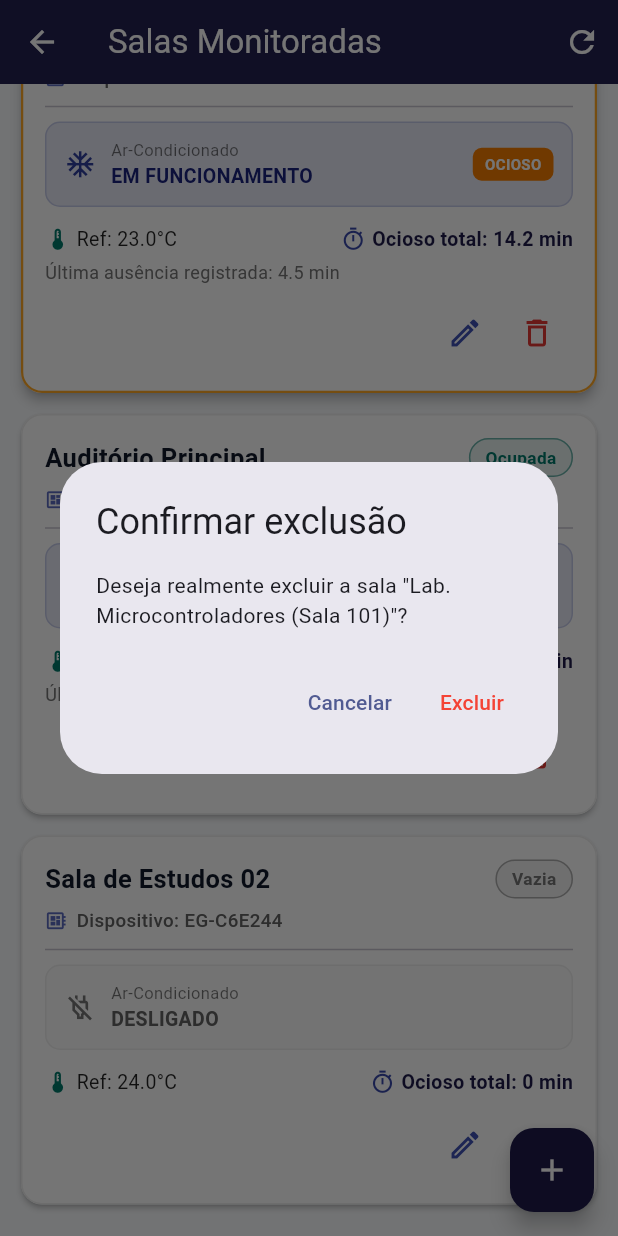
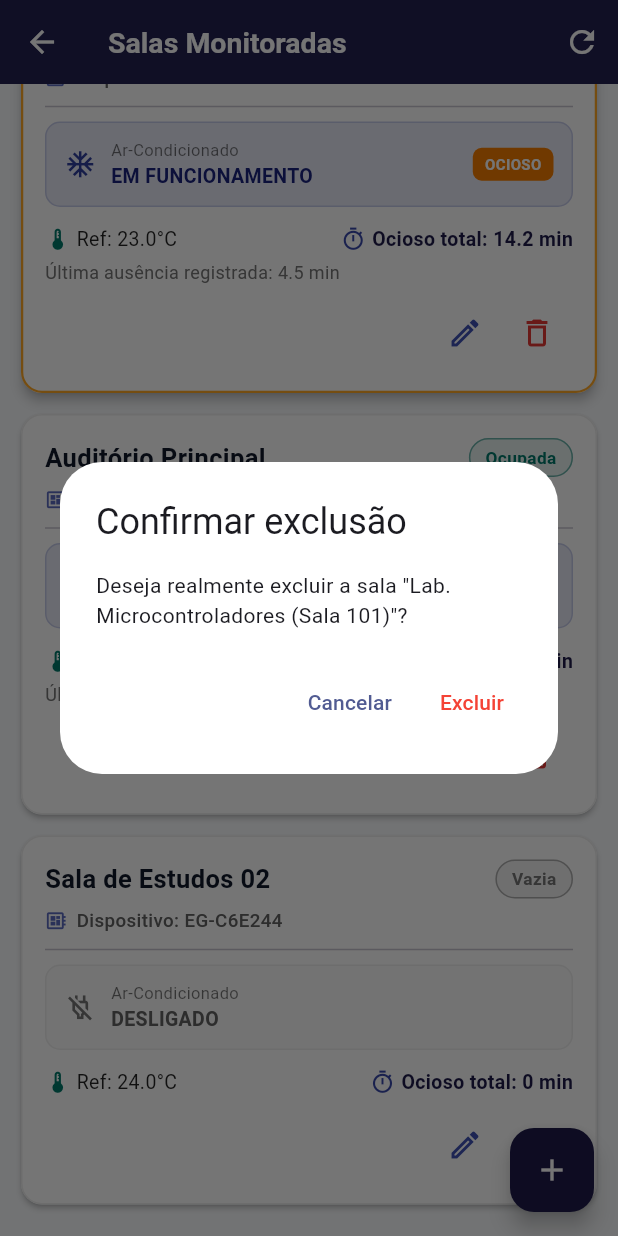
Before and after one commit to rodrigossbjj/energy-guard, a Flutter app: the RoomListScreen screen opened directly, scrolled down 104 dp, after a tap on the "delete outline" icon, on a phone screen of 412 x 824 dp. Run offline on Flutter 3.47's test engine with Material 3 defaults, Android fonts, the phone set to English and light mode, and no system bars; our stand-ins replace flutter_blue_plus; network calls fail.

Commit message:
style(mobile): refine room list screen dialogs and header typography

```diff
--- a/mobile/lib/screens/room_list_screen.dart
+++ b/mobile/lib/screens/room_list_screen.dart
@@ -21,7 +21,6 @@ class _RoomListScreenState extends State<RoomListScreen> {
   void initState() {
     super.initState();
     _refreshRooms();
-    // Auto-refresh a cada 4 segundos para manter os status sincronizados
     _pollingTimer = Timer.periodic(const Duration(seconds: 4), (_) {
       if (mounted) {
         setState(() {
@@ -61,6 +60,8 @@ class _RoomListScreenState extends State<RoomListScreen> {
     final confirm = await showDialog<bool>(
       context: context,
       builder: (ctx) => AlertDialog(
+        backgroundColor: Colors.white,
+        surfaceTintColor: Colors.white,
         title: const Text('Confirmar exclusão'),
         content: Text('Deseja realmente excluir a sala "${room.name}"?'),
         actions: [
@@ -126,7 +127,7 @@ class _RoomListScreenState extends State<RoomListScreen> {
     return Scaffold(
       backgroundColor: const Color(0xFFF8FAFC),
       appBar: AppBar(
-        title: const Text('Salas Monitoradas'),
+        title: const Text('Salas Monitoradas', style: TextStyle(fontSize: 19, fontWeight: FontWeight.w600)),
         backgroundColor: const Color(0xFF1E1B4B),
         foregroundColor: Colors.white,
         elevation: 0,
@@ -335,7 +336,6 @@ class _RoomListScreenState extends State<RoomListScreen> {
 
                             const SizedBox(height: 12),
 
-                            // Métricas Reais: Temperatura de Referência e Tempo Ocioso Registrado
                             Row(
                               mainAxisAlignment: MainAxisAlignment.spaceBetween,
                               children: [
```
